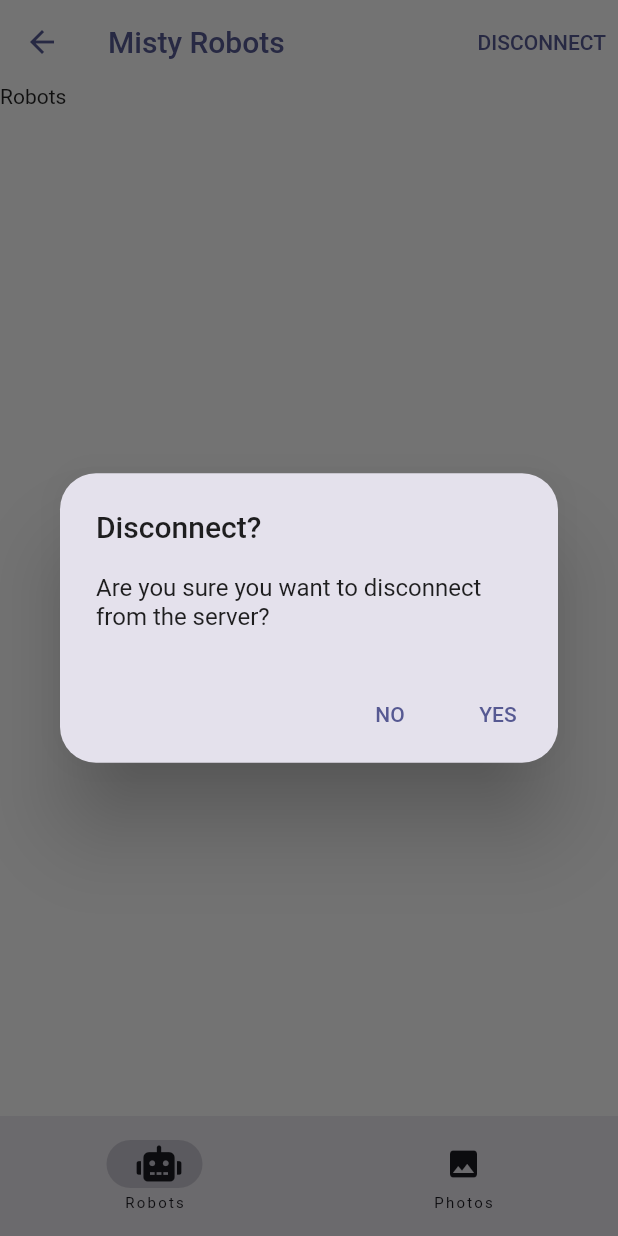
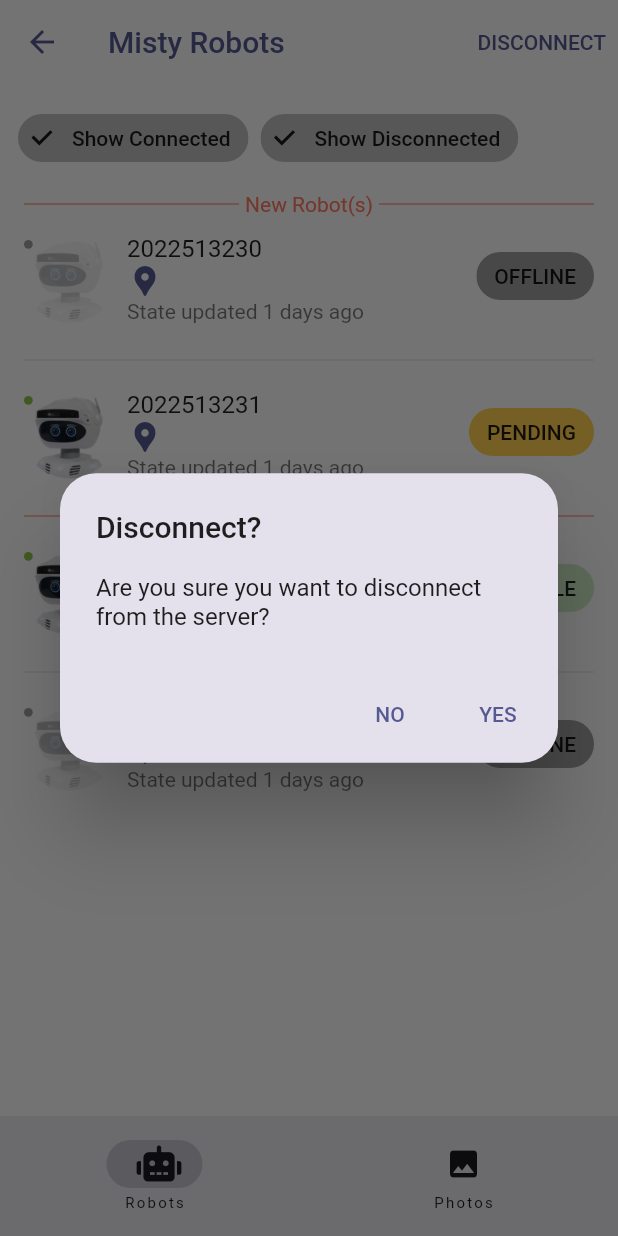
Before and after one commit to SebastianLiando/misty-tracer, a Flutter app: the MainPage screen opened directly with empty values, after a tap on "DISCONNECT", on a phone screen of 412 x 824 dp. Run offline on Flutter 3.47's test engine with Material 2 defaults, Android fonts, the phone set to English and light mode, and no system bars; our stand-ins replace flutter_bloc, freezed_annotation, shared_preferences; accounts and stored records are empty; generated files the repository leaves out were written again.

Commit message:
Completes robots page using dummy data

```diff
--- /dev/null
+++ b/lib/common/utils/converter.dart
@@ -0,0 +1,17 @@
+import 'package:freezed_annotation/freezed_annotation.dart';
+
+class Iso8601DateConverter implements JsonConverter<DateTime, String> {
+  const Iso8601DateConverter();
+
+  @override
+  DateTime fromJson(String json) {
+    // Example data from server: 2022-03-09T11:02:06.103000
+    final date = DateTime.parse(json + "Z");
+    return date.toLocal();
+  }
+
+  @override
+  String toJson(DateTime object) {
+    return object.toIso8601String();
+  }
+}
--- /dev/null
+++ b/lib/common/widgets/divider_with_item.dart
@@ -0,0 +1,32 @@
+import 'package:flutter/material.dart';
+
+class DividerWithItem extends StatelessWidget {
+  final Color? color;
+  final Widget item;
+  final EdgeInsets? itemPadding;
+
+  const DividerWithItem({
+    Key? key,
+    this.color,
+    required this.item,
+    this.itemPadding,
+  }) : super(key: key);
+
+  @override
+  Widget build(BuildContext context) {
+    return Row(
+      children: [
+        Expanded(
+          child: Divider(color: color),
+        ),
+        Padding(
+          padding: itemPadding ?? const EdgeInsets.symmetric(horizontal: 4),
+          child: item,
+        ),
+        Expanded(
+          child: Divider(color: color),
+        ),
+      ],
+    );
+  }
+}
--- /dev/null
+++ b/lib/network/model/robot/robot.dart
@@ -0,0 +1,44 @@
+import 'package:freezed_annotation/freezed_annotation.dart';
+import 'package:misty_tracer/common/utils/converter.dart';
+
+part 'robot.freezed.dart';
+
+part 'robot.g.dart';
+
+enum RobotState {
+  @JsonValue("OFFLINE")
+  offline,
+  @JsonValue("PENDING")
+  pending,
+  @JsonValue("IDLE")
+  idle,
+  @JsonValue("ENGAGING")
+  engaging,
+  @JsonValue("CAPTURING")
+  capturing,
+  @JsonValue("VERIFYING")
+  verifying,
+  @JsonValue("ACCEPT")
+  accept,
+  @JsonValue("REJECT")
+  reject
+}
+
+@freezed
+class Robot with _$Robot {
+  const factory Robot({
+    @JsonKey(name: "_id") required String id,
+    required String serial,
+    @JsonKey(name: "current_state") required RobotState currentState,
+    @JsonKey(name: "state_updated_at")
+    @Iso8601DateConverter()
+        required DateTime stateUpdatedAt,
+    @Default("") String location,
+  }) = _Robot;
+
+  factory Robot.fromJson(Map<String, dynamic> json) => _$RobotFromJson(json);
+}
+
+extension RobotExt on Robot {
+  bool get isConfigured => location.isNotEmpty;
+}
--- a/lib/pages/robots_page/robots_page.dart
+++ b/lib/pages/robots_page/robots_page.dart
@@ -1,10 +1,126 @@
 import 'package:flutter/material.dart';
+import 'package:misty_tracer/common/widgets/divider_with_item.dart';
+import 'package:misty_tracer/network/model/robot/robot.dart';
+import 'package:misty_tracer/pages/robots_page/widgets/robot_list_tile.dart';
 
 class RobotsPage extends StatelessWidget {
   const RobotsPage({Key? key}) : super(key: key);
 
   @override
   Widget build(BuildContext context) {
-    return Container(child: Text('Robots'),);
+    final robots = [
+      Robot(
+          id: '',
+          serial: '2022513230',
+          currentState: RobotState.offline,
+          stateUpdatedAt: DateTime(2022, 3, 9, 14, 15)),
+      Robot(
+          id: '',
+          serial: '2022513231',
+          currentState: RobotState.pending,
+          stateUpdatedAt: DateTime(2022, 3, 9, 14, 15)),
+      Robot(
+          id: '',
+          serial: '2022513232',
+          location: "Hello",
+          currentState: RobotState.idle,
+          stateUpdatedAt: DateTime(2022, 3, 9, 14, 15)),
+      Robot(
+          id: '',
+          serial: '2022513233',
+          location: "Bye",
+          currentState: RobotState.offline,
+          stateUpdatedAt: DateTime(2022, 3, 9, 14, 14)),
+    ];
+
+    return Column(
+      crossAxisAlignment: CrossAxisAlignment.start,
+      children: [
+        Padding(
+          padding: const EdgeInsets.all(12),
+          child: Wrap(
+            children: [
+              FilterChip(
+                selected: true,
+                label: const Text('Show Connected'),
+                onSelected: (selected) {},
+              ),
+              const SizedBox(width: 8),
+              FilterChip(
+                selected: true,
+                label: const Text('Show Disconnected'),
+                onSelected: (selected) {},
+              ),
+            ],
+          ),
+        ),
+        Expanded(
+          child: _buildRobotsList(robots),
+        )
+      ],
+    );
+  }
+
+  Widget _buildRobotsList(List<Robot> robots) {
+    if (robots.isEmpty) {
+      return Container();
+    }
+
+    return ListView.separated(
+      itemBuilder: (context, index) {
+        final robot = robots[index];
+        final robotTile = InkWell(
+          onTap: () {},
+          child: RobotListTile(
+            online: robot.currentState != RobotState.offline,
+            serial: robot.serial,
+            location: robot.location,
+            state: robot.currentState.name,
+            updatedAt: robot.stateUpdatedAt,
+          ),
+        );
+
+        if (index == 0 && !robot.isConfigured) {
+          return Column(
+            crossAxisAlignment: CrossAxisAlignment.start,
+            children: [
+              Padding(
+                padding: const EdgeInsets.symmetric(horizontal: 16),
+                child: DividerWithItem(
+                  color: Theme.of(context).colorScheme.error,
+                  item: Text(
+                    "New Robot(s)",
+                    style: TextStyle(
+                      color: Theme.of(context).colorScheme.error,
+                    ),
+                  ),
+                ),
+              ),
+              robotTile,
+            ],
+          );
+        }
+
+        return robotTile;
+      },
+      separatorBuilder: (context, index) {
+        // Separator only appears between items
+        final current = robots[index];
+        final next = robots[index + 1];
+
+        var divider = const Divider();
+
+        // Use error color to separate configured robots and non-configured robots
+        if (!current.isConfigured && next.isConfigured) {
+          divider = Divider(color: Theme.of(context).colorScheme.error);
+        }
+
+        return Padding(
+          padding: const EdgeInsets.symmetric(horizontal: 16),
+          child: divider,
+        );
+      },
+      itemCount: robots.length,
+    );
   }
 }
```
